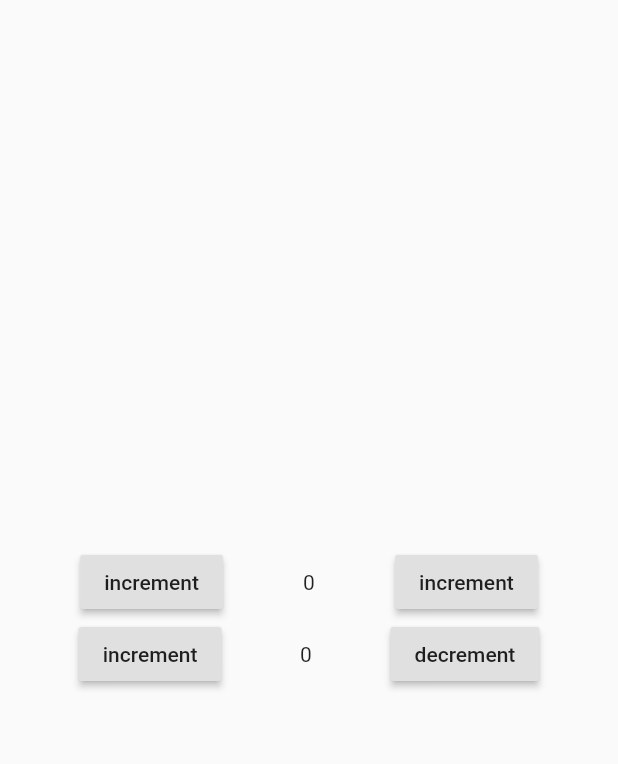
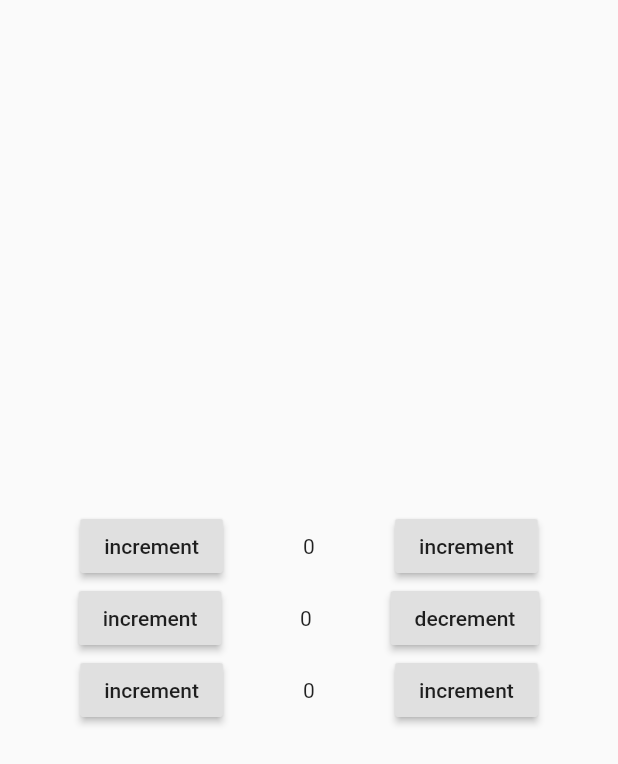
Before and after one commit to ahmedgamalelazab/flutter-state-mangement-solution, a Flutter app: the screen it shows after launch, on a phone screen of 412 x 824 dp. Shown: the top 764 px of the screen. Run offline on Flutter 3.47's test engine with Material 2 defaults, Android fonts, the phone set to English and light mode, and no system bars; our stand-ins replace bloc, flutter_bloc, flutter_redux, redux.

Commit message:
version 1.0.2 added bloc/cubit state mangement solution

```diff
--- /dev/null
+++ b/lib/cubit/counter_cubit.dart
@@ -0,0 +1,12 @@
+import 'package:bloc/bloc.dart';
+import 'package:meta/meta.dart';
+
+part 'counter_state.dart';
+
+class CounterCubit extends Cubit<CounterState> {
+  CounterCubit() : super(CounterState(counterVal: 0));
+
+  //the functions here is a part of the CounterCubit not a part of the stream
+  void increment() => emit(CounterState(counterVal: state._counterValue + 1));
+  void decrement() => emit(CounterState(counterVal: state._counterValue - 1));
+}
--- /dev/null
+++ b/lib/cubit/counter_state.dart
@@ -0,0 +1,9 @@
+part of 'counter_cubit.dart';
+
+class CounterState {
+  int _counterValue = 0;
+  int get countetValue => _counterValue;
+  CounterState({@required int counterVal}) {
+    this._counterValue = counterVal;
+  }
+}
--- a/lib/main.dart
+++ b/lib/main.dart
@@ -1,6 +1,8 @@
 import 'package:flutter/material.dart';
+import 'package:flutter_bloc/flutter_bloc.dart';
 import 'package:flutter_redux/flutter_redux.dart';
 import 'package:redux/redux.dart';
+import 'package:redux_project/cubit/counter_cubit.dart';
 import 'package:redux_project/redux/actions.dart';
 import 'redux/middleware/appStateMiddleWare.dart';
 import 'redux/reducers.dart';
@@ -25,6 +27,8 @@ class MyApplication extends StatelessWidget {
   Widget build(BuildContext context) {
     return StoreProvider<Counter>(
         store: store,
+        child: BlocProvider<CounterCubit>(
+          create: (context) => CounterCubit(),
           child: MaterialApp(
             home: Scaffold(
               body: Column(
@@ -80,10 +84,37 @@ class MyApplication extends StatelessWidget {
                       ),
                     ),
                   ),
+                  BlocBuilder<CounterCubit, CounterState>(
+                    builder: (context, state) {
+                      return Container(
+                        // color: Colors.red,
+                        // alignment: Alignment.center,
+                        child: Row(
+                          mainAxisAlignment: MainAxisAlignment.spaceEvenly,
+                          children: [
+                            RaisedButton(
+                                onPressed: () {
+                                  BlocProvider.of<CounterCubit>(context)
+                                      .increment();
+                                },
+                                child: Text("increment")),
+                            Container(
+                                child: Text(state.countetValue.toString())),
+                            RaisedButton(
+                                onPressed: () {
+                                  BlocProvider.of<CounterCubit>(context)
+                                      .decrement();
+                                },
+                                child: Text("increment")),
+                          ],
+                        ),
+                      );
+                    },
+                  ),
                 ],
               ),
             ),
           ),
-    );
+        ));
   }
 }
--- a/pubspec.yaml
+++ b/pubspec.yaml
@@ -23,7 +23,9 @@ environment:
 dependencies:
   flutter:
     sdk: flutter
+  bloc: ^7.0.0
   cupertino_icons: ^1.0.2
+  flutter_bloc: ^7.0.0
   flutter_redux: ^0.8.2
   redux: ^5.0.0
 
```
Also changed, not shown: pubspec.lock. Lines whose indentation alone changed are shown as unchanged.
